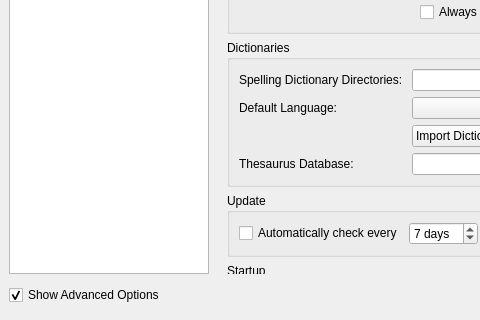
The window that configdialog.ui (texstudio-org/texstudio) describes before a commit, drawn with Qt 5; both pictures show x 0 to 480 and y 354 to 674 of the 1116 by 674 pixel window.
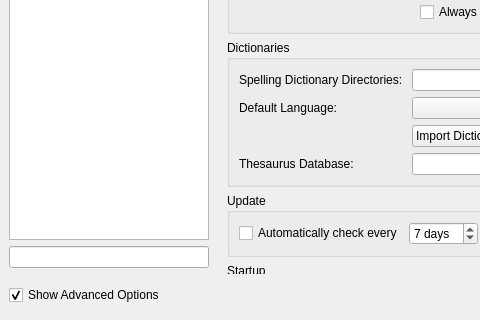
The same window after the commit. The open tabs and pages were chosen to show the change. Icons and pictures are not drawn.

Commit message: added an option filter to the config dialog

The edit to the form file:
```diff
--- a/configdialog.ui
+++ b/configdialog.ui
@@ -32,100 +32,10 @@
    <property name="verticalSpacing">
     <number>6</number>
    </property>
-   <item row="2" column="0">
-    <widget class="QCheckBox" name="checkBoxShowAdvancedOptions">
-     <property name="text">
-      <string>Show Advanced Options</string>
-     </property>
-     <property name="checked">
-      <bool>true</bool>
-     </property>
-    </widget>
-   </item>
-   <item row="0" column="0" rowspan="2">
-    <widget class="QListWidget" name="contentsWidget">
-     <property name="sizePolicy">
-      <sizepolicy hsizetype="Preferred" vsizetype="Expanding">
-       <horstretch>0</horstretch>
-       <verstretch>0</verstretch>
-      </sizepolicy>
-     </property>
-     <property name="minimumSize">
-      <size>
-       <width>200</width>
-       <height>410</height>
-      </size>
-     </property>
-     <property name="maximumSize">
-      <size>
-       <width>170</width>
-       <height>32000</height>
-      </size>
-     </property>
-     <property name="horizontalScrollBarPolicy">
-      <enum>Qt::ScrollBarAlwaysOff</enum>
-     </property>
-     <property name="currentRow">
-      <number>-1</number>
-     </property>
-    </widget>
-   </item>
-   <item row="2" column="5">
-    <layout class="QHBoxLayout">
-     <property name="spacing">
-      <number>6</number>
-     </property>
-     <property name="sizeConstraint">
-      <enum>QLayout::SetMinimumSize</enum>
-     </property>
-     <property name="leftMargin">
-      <number>0</number>
-     </property>
-     <property name="topMargin">
-      <number>0</number>
-     </property>
-     <property name="rightMargin">
-      <number>0</number>
-     </property>
-     <property name="bottomMargin">
-      <number>0</number>
-     </property>
-     <item>
-      <spacer>
-       <property name="orientation">
-        <enum>Qt::Horizontal</enum>
-       </property>
-       <property name="sizeType">
-        <enum>QSizePolicy::Expanding</enum>
-       </property>
-       <property name="sizeHint" stdset="0">
-        <size>
-         <width>407</width>
-         <height>31</height>
-        </size>
-       </property>
-      </spacer>
-     </item>
-     <item>
-      <widget class="QPushButton" name="okButton">
-       <property name="text">
-        <string>OK</string>
-       </property>
-       <property name="default">
-        <bool>true</bool>
-       </property>
-      </widget>
-     </item>
-     <item>
-      <widget class="QPushButton" name="cancelButton">
-       <property name="text">
-        <string>Cancel</string>
-       </property>
-      </widget>
-     </item>
-    </layout>
-   </item>
-   <item row="0" column="1" rowspan="2" colspan="5">
+   <property name="margin">
+    <number>9</number>
+   </property>
+   <item row="0" column="1" rowspan="3" colspan="5">
     <widget class="QStackedWidget" name="pagesWidget">
      <property name="sizePolicy">
       <sizepolicy hsizetype="Expanding" vsizetype="MinimumExpanding">
@@ -3984,6 +3894,103 @@
      </widget>
     </widget>
    </item>
+   <item row="4" column="0">
+    <widget class="QCheckBox" name="checkBoxShowAdvancedOptions">
+     <property name="text">
+      <string>Show Advanced Options</string>
+     </property>
+     <property name="checked">
+      <bool>true</bool>
+     </property>
+    </widget>
+   </item>
+   <item row="4" column="5">
+    <layout class="QHBoxLayout">
+     <property name="spacing">
+      <number>6</number>
+     </property>
+     <property name="sizeConstraint">
+      <enum>QLayout::SetMinimumSize</enum>
+     </property>
+     <property name="margin">
+      <number>0</number>
+     </property>
+     <item>
+      <spacer>
+       <property name="orientation">
+        <enum>Qt::Horizontal</enum>
+       </property>
+       <property name="sizeType">
+        <enum>QSizePolicy::Expanding</enum>
+       </property>
+       <property name="sizeHint" stdset="0">
+        <size>
+         <width>407</width>
+         <height>31</height>
+        </size>
+       </property>
+      </spacer>
+     </item>
+     <item>
+      <widget class="QPushButton" name="okButton">
+       <property name="text">
+        <string>OK</string>
+       </property>
+       <property name="default">
+        <bool>true</bool>
+       </property>
+      </widget>
+     </item>
+     <item>
+      <widget class="QPushButton" name="cancelButton">
+       <property name="text">
+        <string>Cancel</string>
+       </property>
+      </widget>
+     </item>
+    </layout>
+   </item>
+   <item row="0" column="0">
+    <widget class="QListWidget" name="contentsWidget">
+     <property name="sizePolicy">
+      <sizepolicy hsizetype="Preferred" vsizetype="Expanding">
+       <horstretch>0</horstretch>
+       <verstretch>0</verstretch>
+      </sizepolicy>
+     </property>
+     <property name="minimumSize">
+      <size>
+       <width>200</width>
+       <height>410</height>
+      </size>
+     </property>
+     <property name="maximumSize">
+      <size>
+       <width>170</width>
+       <height>32000</height>
+      </size>
+     </property>
+     <property name="horizontalScrollBarPolicy">
+      <enum>Qt::ScrollBarAlwaysOff</enum>
+     </property>
+     <property name="currentRow">
+      <number>-1</number>
+     </property>
+    </widget>
+   </item>
+   <item row="1" column="0">
+    <widget class="QLineEdit" name="lineEditMetaFilter">
+     <property name="sizePolicy">
+      <sizepolicy hsizetype="Preferred" vsizetype="Fixed">
+       <horstretch>0</horstretch>
+       <verstretch>0</verstretch>
+      </sizepolicy>
+     </property>
+     <property name="text">
+      <string/>
+     </property>
+    </widget>
+   </item>
   </layout>
  </widget>
  <tabstops>
```
Left out of the diff: 284 changed lines with no effect on the pictures. The commit also changes 2 other files.
